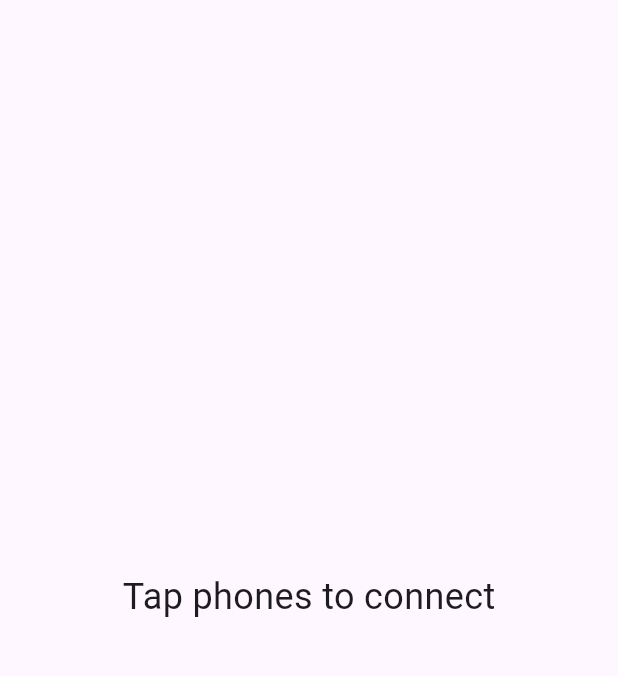
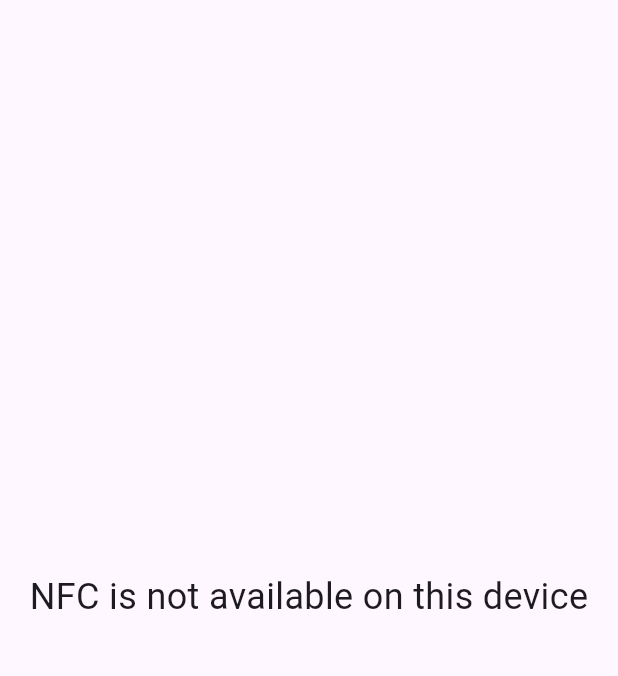
Before and after one commit to aaaayuuuushhh/NFC_tapdrop, a Flutter app: the screen it shows after launch, on a phone screen of 412 x 824 dp, the part 63-739 px from its top. Run offline on Flutter 3.47's test engine with Material 3 defaults, Android fonts, the phone set to English and light mode, and no system bars; missing offline and left inert: nfc_manager.

Commit message:
Added NFC detection feature

```diff
--- a/lib/main.dart
+++ b/lib/main.dart
@@ -1,4 +1,5 @@
 import 'package:flutter/material.dart';
+import 'package:nfc_manager/nfc_manager.dart';
 
 void main() {
   runApp(const TapDropApp());
@@ -12,16 +13,51 @@ class TapDropApp extends StatelessWidget {
     return MaterialApp(
       title: 'TapDrop',
       debugShowCheckedModeBanner: false,
-      theme: ThemeData(
-        primarySwatch: Colors.green,
-      ),
       home: const HomeScreen(),
     );
   }
 }
 
-class HomeScreen extends StatelessWidget {
+class HomeScreen extends StatefulWidget {
   const HomeScreen({super.key});
+
+  @override
+  State<HomeScreen> createState() => _HomeScreenState();
+}
+
+class _HomeScreenState extends State<HomeScreen> {
+
+  String message = "Tap phones to connect";
+
+  Future<void> startNFC() async {
+
+    bool available = await NfcManager.instance.isAvailable();
+
+    if (!available) {
+      setState(() {
+        message = "NFC is not available on this device";
+      });
+      return;
+    }
+
+   NfcManager.instance.startSession(
+  pollingOptions: {NfcPollingOption.iso14443, NfcPollingOption.iso15693},
+  onDiscovered: (NfcTag tag) async {
+
+        setState(() {
+          message = "Device detected 🎉";
+        });
+
+        await NfcManager.instance.stopSession();
+      },
+    );
+  }
+
+  @override
+  void initState() {
+    super.initState();
+    startNFC();
+  }
 
   @override
   Widget build(BuildContext context) {
@@ -30,10 +66,11 @@ class HomeScreen extends StatelessWidget {
         title: const Text("TapDrop"),
         centerTitle: true,
       ),
-      body: const Center(
+      body: Center(
         child: Text(
-          "Tap phones to connect",
-          style: TextStyle(fontSize: 24),
+          message,
+          style: const TextStyle(fontSize: 24),
+          textAlign: TextAlign.center,
         ),
       ),
     );
```
